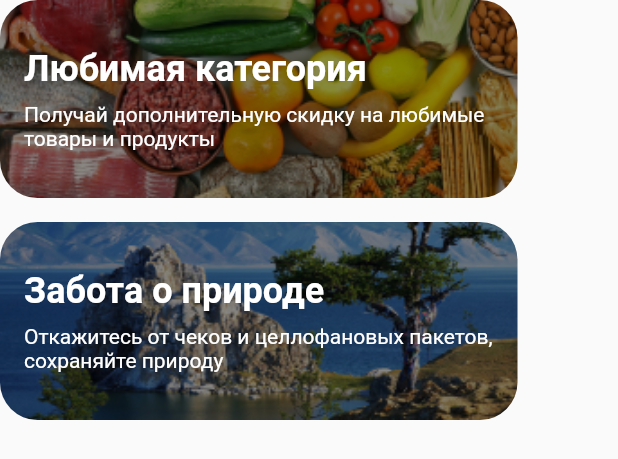
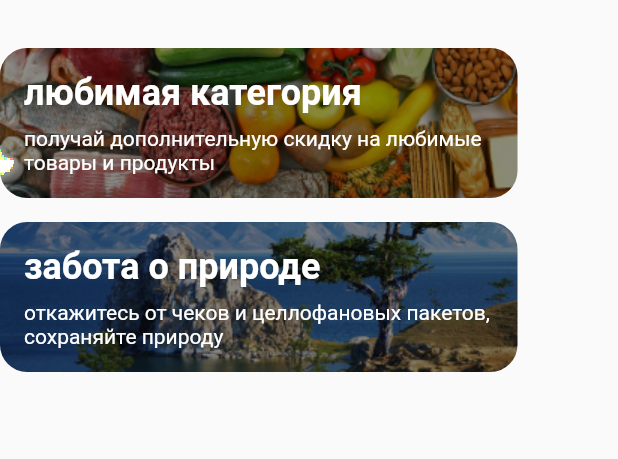
Before and after one commit to Rast4m4n/shop-products, a Flutter app: the InfoColumn widget shown alone on an empty page, opened directly, on a phone screen of 412 x 824 dp. Shown: the top 459 px of the screen. Run offline on Flutter 3.47's test engine with Material 2 defaults, Android fonts, the phone set to English and light mode, and no system bars; our stand-ins replace shared_preferences; accounts and stored records are empty.

Commit message:
Загрузил аватарку, написал мелкие изменение

```diff
--- a/lib/ui/pages/profilePage/mySettingsView/my_settings_view.dart
+++ b/lib/ui/pages/profilePage/views/mySettingsView/my_settings_view.dart
@@ -82,9 +82,15 @@ class _UserInfoTextFieldWidget extends StatelessWidget {
           ),
           floatingLabelStyle: TextStyle(
             color: Colors.black.withOpacity(0.5),
-            height: 3,
+            height: 2,
+            fontSize: 16,
           ),
-          contentPadding: const EdgeInsets.all(AppPadding.mediumP),
+          contentPadding: const EdgeInsets.only(
+            top: AppPadding.bigP,
+            bottom: AppPadding.mediumP,
+            left: AppPadding.smallP,
+            right: AppPadding.mediumP,
+          ),
           enabledBorder: OutlineInputBorder(
             borderSide: BorderSide.none,
             borderRadius: BorderRadius.circular(10),
@@ -270,17 +276,18 @@ class InfoColumn extends StatelessWidget {
   Widget build(BuildContext context) {
     return Column(
       children: const [
+        SizedBox(height: AppPadding.bigP * 2),
         _InfoCardWidget(
-          title: 'Любимая категория',
+          title: 'любимая категория',
           description:
-              'Получай дополнительную скидку на любимые товары и продукты',
+              'получай дополнительную скидку на любимые товары и продукты',
           image: 'assets/images/cardMySettingsOne.png',
         ),
         SizedBox(height: AppPadding.bigP),
         _InfoCardWidget(
-          title: 'Забота о природе',
+          title: 'забота о природе',
           description:
-              'Откажитесь от чеков и целлофановых пакетов, сохраняйте природу',
+              'откажитесь от чеков и целлофановых пакетов, сохраняйте природу',
           image: 'assets/images/cardMySettingsTwo.png',
         ),
       ],
@@ -311,12 +318,12 @@ class _InfoCardWidget extends StatelessWidget {
             BlendMode.colorBurn,
           ),
         ),
-        borderRadius: BorderRadius.circular(25),
+        borderRadius: BorderRadius.circular(18),
         // color: AppColors.appBarTitle,
       ),
       child: Padding(
         padding: const EdgeInsets.symmetric(
-            horizontal: AppPadding.bigP, vertical: AppPadding.bigP * 2),
+            horizontal: AppPadding.bigP, vertical: AppPadding.bigP),
         child: Column(
           crossAxisAlignment: CrossAxisAlignment.start,
           children: [
```
Also changed, not shown: lib/ui/pages/profilePage/profile_page.dart (+40 -32 lines), lib/ui/theme/app_icons.dart (+2 -16 lines), lib/ui/widgets/pageHeader/page_header_widget.dart (+4 -3 lines), assets/icons/icons.ttf, assets/images/avatar.png (added), lib/ui/pages/profilePage/views/historyBuyView/history_buy_view.dart (renamed from lib/ui/pages/profilePage/historyBuyView/history_buy_view.dart), lib/ui/pages/profilePage/views/listBuyView/list_buy_view.dart (renamed from lib/ui/pages/profilePage/listBuyView/list_buy_view.dart), lib/ui/pages/profilePage/views/myReviewView/my_review_view.dart (renamed from lib/ui/pages/profilePage/myReviewView/my_review_view.dart).
